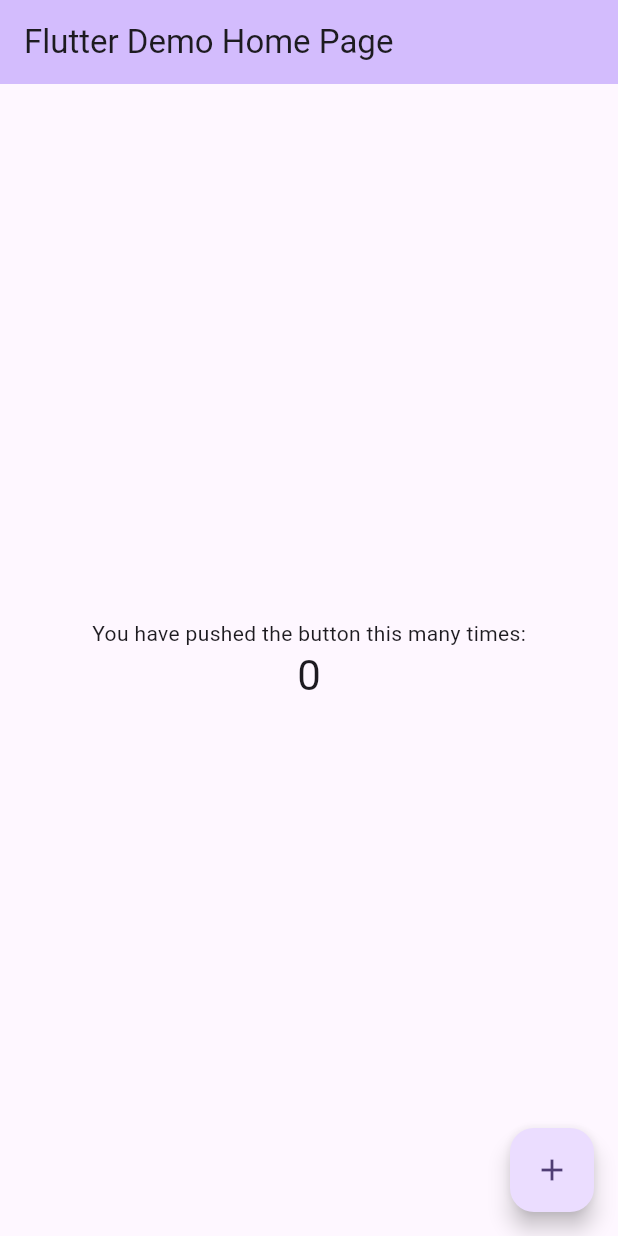
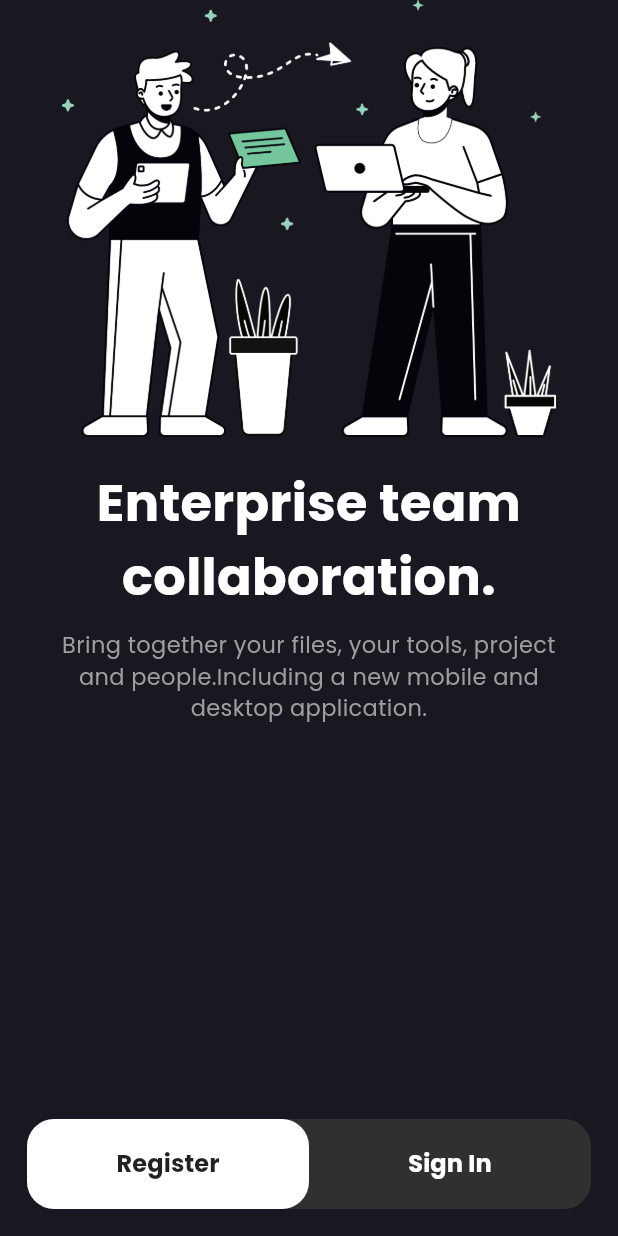
Before and after one commit to abdulahadofficially/flutter_chat_app_with_firebase, a Flutter app: the screen it shows after launch, on a phone screen of 412 x 824 dp. Run offline on Flutter 3.47's test engine with Material 3 defaults, Android fonts, the phone set to English and light mode, and no system bars; our stand-ins replace firebase_core, flutter_svg, google_fonts; accounts and stored records are empty.

Commit message:
auth ui design

```diff
--- /dev/null
+++ b/lib/constants/app_const.dart
@@ -0,0 +1,26 @@
+import 'package:flutter/material.dart';
+
+class AppConst {
+  static const kBackgroundColor = Color(0xff191720);
+  static const kTextFieldFill = Color(0xff1E1C24);
+// TextStyles
+  static const kHeadline = TextStyle(
+    color: Colors.white,
+    fontSize: 34,
+    fontWeight: FontWeight.bold,
+  );
+
+  static const kBodyText = TextStyle(
+    color: Colors.grey,
+    fontSize: 15,
+  );
+
+  static const kButtonText = TextStyle(
+    color: Colors.black87,
+    fontSize: 16,
+    fontWeight: FontWeight.bold,
+  );
+
+  static const kBodyText2 =
+      TextStyle(fontSize: 28, fontWeight: FontWeight.w500, color: Colors.white);
+}
--- a/lib/main.dart
+++ b/lib/main.dart
@@ -1,125 +1,34 @@
+import 'package:firebase_core/firebase_core.dart';
 import 'package:flutter/material.dart';
+import 'package:flutter_chat_app_with_firebase/pages/welocome_page/welcome_page.dart';
+import 'package:google_fonts/google_fonts.dart';
+import 'constants/app_const.dart';
 
-void main() {
+void main() async{
+  await setup();
   runApp(const MyApp());
+}
+
+Future<void> setup() async{
+  WidgetsFlutterBinding.ensureInitialized();
+  await Firebase.initializeApp();
 }
 
 class MyApp extends StatelessWidget {
   const MyApp({super.key});
 
-  // This widget is the root of your application.
   @override
   Widget build(BuildContext context) {
     return MaterialApp(
-      title: 'Flutter Demo',
+      debugShowCheckedModeBanner: false,
+      title: 'Flutter Sign In Sign Up Ui',
       theme: ThemeData(
-        // This is the theme of your application.
-        //
-        // TRY THIS: Try running your application with "flutter run". You'll see
-        // the application has a purple toolbar. Then, without quitting the app,
-        // try changing the seedColor in the colorScheme below to Colors.green
-        // and then invoke "hot reload" (save your changes or press the "hot
-        // reload" button in a Flutter-supported IDE, or press "r" if you used
-        // the command line to start the app).
-        //
-        // Notice that the counter didn't reset back to zero; the application
-        // state is not lost during the reload. To reset the state, use hot
-        // restart instead.
-        //
-        // This works for code too, not just values: Most code changes can be
-        // tested with just a hot reload.
-        colorScheme: ColorScheme.fromSeed(seedColor: Colors.deepPurple),
-        useMaterial3: true,
+        textTheme: GoogleFonts.poppinsTextTheme(Theme.of(context).textTheme),
+        scaffoldBackgroundColor: AppConst.kBackgroundColor,
+        primarySwatch: Colors.blue,
+        visualDensity: VisualDensity.adaptivePlatformDensity,
       ),
-      home: const MyHomePage(title: 'Flutter Demo Home Page'),
+      home: WelcomePage(),
     );
   }
 }
-
-class MyHomePage extends StatefulWidget {
-  const MyHomePage({super.key, required this.title});
-
-  // This widget is the home page of your application. It is stateful, meaning
-  // that it has a State object (defined below) that contains fields that affect
-  // how it looks.
-
-  // This class is the configuration for the state. It holds the values (in this
-  // case the title) provided by the parent (in this case the App widget) and
-  // used by the build method of the State. Fields in a Widget subclass are
-  // always marked "final".
-
-  final String title;
-
-  @override
-  State<MyHomePage> createState() => _MyHomePageState();
-}
-
-class _MyHomePageState extends State<MyHomePage> {
-  int _counter = 0;
-
-  void _incrementCounter() {
-    setState(() {
-      // This call to setState tells the Flutter framework that something has
-      // changed in this State, which causes it to rerun the build method below
-      // so that the display can reflect the updated values. If we changed
-      // _counter without calling setState(), then the build method would not be
-      // called again, and so nothing would appear to happen.
-      _counter++;
-    });
-  }
-
-  @override
-  Widget build(BuildContext context) {
-    // This method is rerun every time setState is called, for instance as done
-    // by the _incrementCounter method above.
-    //
-    // The Flutter framework has been optimized to make rerunning build methods
-    // fast, so that you can just rebuild anything that needs updating rather
-    // than having to individually change instances of widgets.
-    return Scaffold(
-      appBar: AppBar(
-        // TRY THIS: Try changing the color here to a specific color (to
-        // Colors.amber, perhaps?) and trigger a hot reload to see the AppBar
-        // change color while the other colors stay the same.
-        backgroundColor: Theme.of(context).colorScheme.inversePrimary,
-        // Here we take the value from the MyHomePage object that was created by
-        // the App.build method, and use it to set our appbar title.
-        title: Text(widget.title),
-      ),
-      body: Center(
-        // Center is a layout widget. It takes a single child and positions it
-        // in the middle of the parent.
-        child: Column(
-          // Column is also a layout widget. It takes a list of children and
-          // arranges them vertically. By default, it sizes itself to fit its
-          // children horizontally, and tries to be as tall as its parent.
-          //
-          // Column has various properties to control how it sizes itself and
-          // how it positions its children. Here we use mainAxisAlignment to
-          // center the children vertically; the main axis here is the vertical
-          // axis because Columns are vertical (the cross axis would be
-          // horizontal).
-          //
-          // TRY THIS: Invoke "debug painting" (choose the "Toggle Debug Paint"
-          // action in the IDE, or press "p" in the console), to see the
-          // wireframe for each widget.
-          mainAxisAlignment: MainAxisAlignment.center,
-          children: <Widget>[
-            const Text(
-              'You have pushed the button this many times:',
-            ),
-            Text(
-              '$_counter',
-              style: Theme.of(context).textTheme.headlineMedium,
-            ),
-          ],
-        ),
-      ),
-      floatingActionButton: FloatingActionButton(
-        onPressed: _incrementCounter,
-        tooltip: 'Increment',
-        child: const Icon(Icons.add),
-      ), // This trailing comma makes auto-formatting nicer for build methods.
-    );
-  }
-}
--- /dev/null
+++ b/lib/pages/welocome_page/welcome_page.dart
@@ -0,0 +1,96 @@
+import 'package:flutter/cupertino.dart';
+import 'package:flutter/material.dart';
+import '../../constants/app_const.dart';
+import '../../widgets/widget.dart';
+import '../auth_page/register_page.dart';
+import '../auth_page/signin_page.dart';
+
+class WelcomePage extends StatelessWidget {
+  @override
+  Widget build(BuildContext context) {
+    return Scaffold(
+      body: SafeArea(
+        child: Padding(
+          padding: const EdgeInsets.symmetric(horizontal: 20),
+          child: Column(
+            children: [
+              Flexible(
+                child: Column(
+                  children: [
+                    Center(
+                      child: SizedBox(
+                        width: MediaQuery.of(context).size.width * 0.8,
+                        child: const Image(
+                          image:
+                              AssetImage('assets/images/team_illustration.png'),
+                        ),
+                      ),
+                    ),
+                    const SizedBox(
+                      height: 20,
+                    ),
+                    const Text(
+                      "Enterprise team\ncollaboration.",
+                      style: AppConst.kHeadline,
+                      textAlign: TextAlign.center,
+                    ),
+                    const SizedBox(
+                      height: 10,
+                    ),
+                    SizedBox(
+                      width: MediaQuery.of(context).size.width * 0.8,
+                      child: const Text(
+                        "Bring together your files, your tools, project and people.Including a new mobile and desktop application.",
+                        style: AppConst.kBodyText,
+                        textAlign: TextAlign.center,
+                      ),
+                    )
+                  ],
+                ),
+              ),
+            ],
+          ),
+        ),
+      ),
+      bottomNavigationBar: Padding(
+        padding: const EdgeInsets.all(18.0),
+        child: Container(
+          height: 60,
+          decoration: BoxDecoration(
+            color: Colors.grey[850],
+            borderRadius: BorderRadius.circular(18),
+          ),
+          child: Row(
+            children: [
+              Expanded(
+                child: AppTextButton(
+                  bgColor: Colors.white,
+                  buttonName: 'Register',
+                  onTap: () {
+                    Navigator.push(context,
+                        CupertinoPageRoute(builder: (context) => RegisterPage()));
+                  },
+                  textColor: Colors.black87,
+                ),
+              ),
+              Expanded(
+                child: AppTextButton(
+                  bgColor: Colors.transparent,
+                  buttonName: 'Sign In',
+                  onTap: () {
+                    Navigator.push(
+                        context,
+                        CupertinoPageRoute(
+                          builder: (context) => SignInPage(),
+                        ));
+                  },
+                  textColor: Colors.white,
+                ),
+              ),
+            ],
+          ),
+        ),
+      ),
+    );
+  }
+}
--- /dev/null
+++ b/lib/widgets/app_text_button.dart
@@ -0,0 +1,41 @@
+import 'package:flutter/material.dart';
+
+import '../constants/app_const.dart';
+
+class AppTextButton extends StatelessWidget {
+  const AppTextButton({
+    super.key,
+    required this.buttonName,
+    required this.onTap,
+    required this.bgColor,
+    required this.textColor,
+  });
+  final String buttonName;
+  final void Function()? onTap;
+  final Color bgColor;
+  final Color textColor;
+
+  @override
+  Widget build(BuildContext context) {
+    return Container(
+      height: 60,
+      width: double.infinity,
+      decoration: BoxDecoration(
+        color: bgColor,
+        borderRadius: BorderRadius.circular(18),
+      ),
+      child: TextButton(
+        style: ButtonStyle(
+          overlayColor: MaterialStateProperty.resolveWith(
+            (states) => Colors.black12,
+          ),
+        ),
+        onPressed: onTap,
+        child: Text(
+          buttonName,
+          style: AppConst.kButtonText.copyWith(color: textColor),
+        ),
+      ),
+    );
+  }
+}
--- /dev/null
+++ b/lib/widgets/widget.dart
@@ -0,0 +1,3 @@
+export 'app_password_field.dart';
+export 'app_text_field.dart';
+export 'app_text_button.dart';
```
Also changed, not shown: lib/pages/auth_page/register_page.dart (added, +117 -0 lines), lib/pages/auth_page/signin_page.dart (added, +128 -0 lines), lib/widgets/app_password_field.dart (added, +59 -0 lines), lib/widgets/app_text_field.dart (added, +44 -0 lines), pubspec.yaml (+16 -3 lines), assets/images/back_arrow.svg (added), assets/images/team_illustration.png (added), firebase.json (added), lib/firebase_options.dart (added), pubspec.lock, 11 other files.
